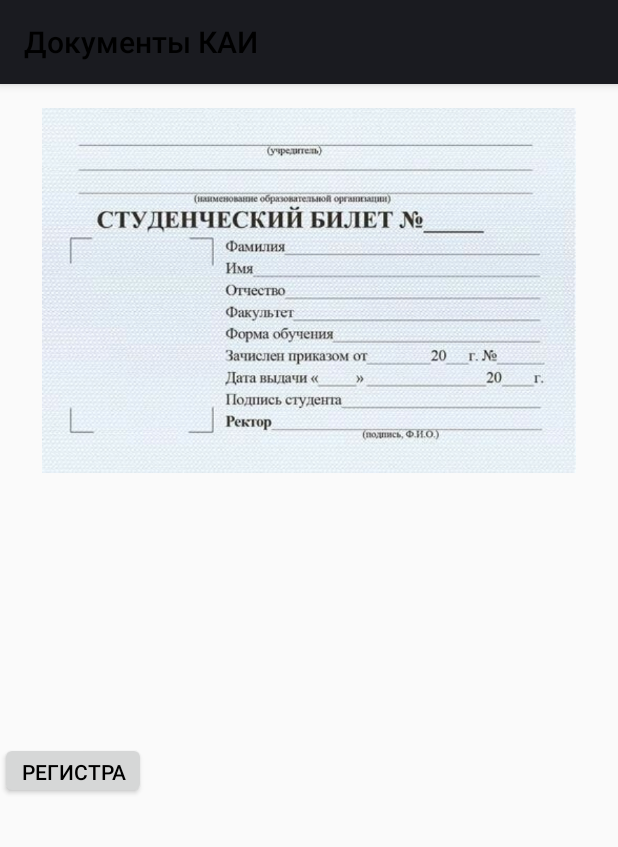
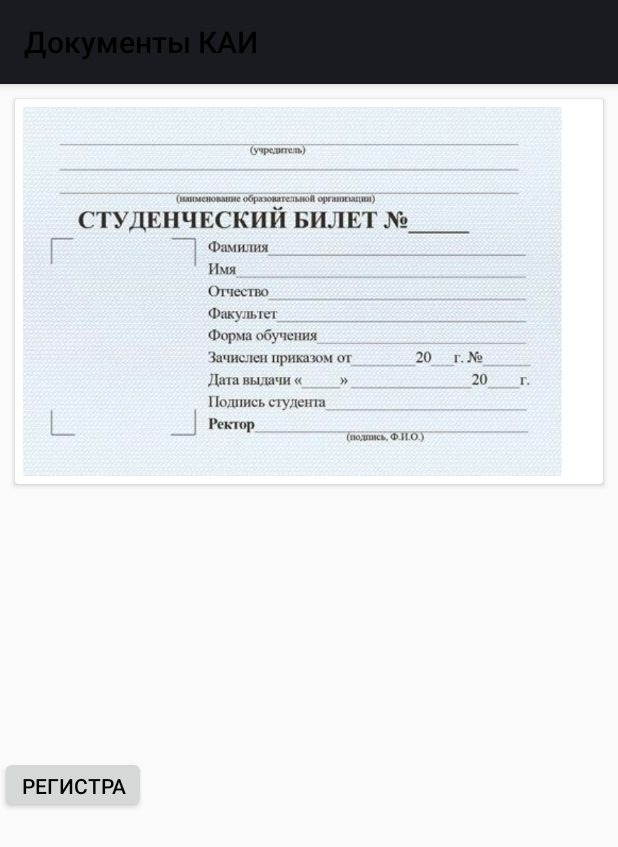
Before and after one commit to elkasvirElka/DocumentSender, an Android app: the layout history.xml on its own in the app's theme, with its tools: preview values and no code run, on a phone screen of 412 x 824 dp. Shown: the top 847 px of the screen. Run offline under Robolectric (Android 15) with nearby library versions, the phone set to English and light mode, and no system bars.

Commit message:
add card view

```diff
--- a/app/build.gradle
+++ b/app/build.gradle
@@ -31,4 +31,5 @@ dependencies {
     implementation 'com.google.code.gson:gson:2.8.2'
     implementation 'com.aurelhubert:ahbottomnavigation:2.1.0'
     implementation 'com.android.support:support-v4:26.1.0'
+    implementation 'com.android.support:cardview-v7:26.1.0'
 }
--- a/app/src/main/res/layout/history.xml
+++ b/app/src/main/res/layout/history.xml
@@ -1,25 +1,25 @@
 <?xml version="1.0" encoding="utf-8"?>
-<RelativeLayout xmlns:android="http://schemas.android.com/apk/res/android"
-    android:layout_width="match_parent"
-    android:layout_height="match_parent"
-    xmlns:app="http://schemas.android.com/apk/res-auto">
-
-    <LinearLayout
+<LinearLayout xmlns:android="http://schemas.android.com/apk/res/android"
+    xmlns:app="http://schemas.android.com/apk/res-auto"
     android:layout_width="match_parent"
     android:layout_height="match_parent"
     android:orientation="vertical">
 
+    <android.support.v7.widget.CardView
+        android:layout_width="match_parent"
+        android:layout_height="wrap_content"
+        android:layout_margin="10dp">
+
         <ImageView
             android:id="@+id/studBilet"
             android:layout_width="match_parent"
-            android:layout_height="243dp"
-            android:layout_marginBottom="8dp"
-            android:layout_marginTop="16dp"
-            android:src="@drawable/stud"
-            app:layout_constraintBottom_toTopOf="@+id/DocStatus"
-            app:layout_constraintEnd_toEndOf="parent"
-            app:layout_constraintStart_toStartOf="parent"
-            app:layout_constraintTop_toTopOf="parent" />
+            android:layout_height="246dp"
+            android:layout_margin="5dp"
+            android:contentDescription="stud bilet"
+            android:scaleType="fitStart"
+            android:src="@drawable/stud" />
+    </android.support.v7.widget.CardView>
+
 
     <ListView
         android:id="@+id/DocStatus"
@@ -61,14 +61,13 @@
         app:layout_constraintTop_toBottomOf="@+id/DocStatus" />
 
     <ScrollView
-            android:visibility="gone"
         android:layout_width="match_parent"
-            android:layout_height="match_parent">
+        android:layout_height="match_parent"
+        android:visibility="gone">
+
         <TableLayout
             android:id="@+id/grid"
             android:layout_width="match_parent"
-                android:layout_height="wrap_content" >
-            </TableLayout>
+            android:layout_height="wrap_content" />
     </ScrollView>
 </LinearLayout>
-</RelativeLayout>
```
Lines whose indentation alone changed are shown as unchanged.
